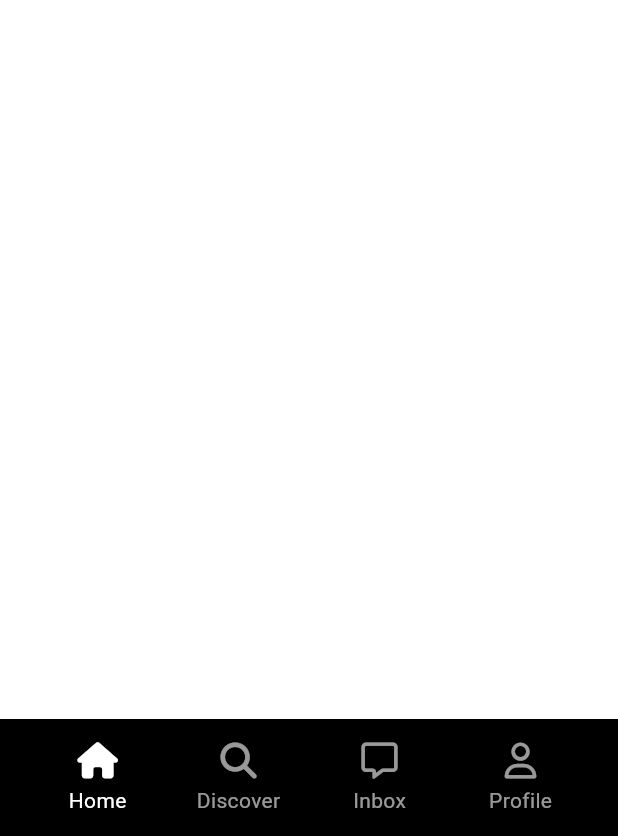
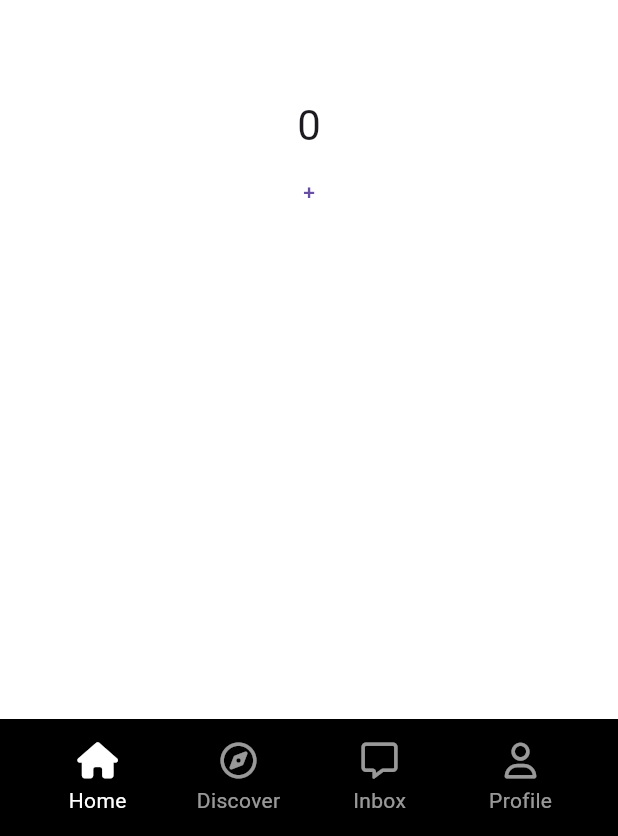
Before and after one commit to viva-lee/tiktok_clone, a Flutter app: the screen it shows after launch, on a phone screen of 412 x 824 dp. Shown: the part 397-1233 px from the top of the screen. Run offline on Flutter 3.47's test engine with Material 3 defaults, Android fonts, the phone set to English and light mode, and no system bars; our stand-ins replace font_awesome_flutter.

Commit message:
Stateful Navigation

```diff
--- a/lib/features/navigation/main_navigation_screen.dart
+++ b/lib/features/navigation/main_navigation_screen.dart
@@ -3,6 +3,7 @@ import 'package:flutter/material.dart';
 import 'package:font_awesome_flutter/font_awesome_flutter.dart';
 import 'package:tiktok_clone/constants/gaps.dart';
 import 'package:tiktok_clone/constants/sizes.dart';
+import 'package:tiktok_clone/features/navigation/stf_screen.dart';
 import 'package:tiktok_clone/features/navigation/widgets/nav_tab.dart';
 
 class MainNavigationScreen extends StatefulWidget {
@@ -15,24 +16,6 @@ class MainNavigationScreen extends StatefulWidget {
 class _MainNavigationScreenState extends State<MainNavigationScreen> {
   int _selectedIndex = 0;
 
-  final screens = [
-    const Center(
-      child: Text("Home"),
-    ),
-    const Center(
-      child: Text("Search"),
-    ),
-    const Center(
-      child: Text("Search"),
-    ),
-    const Center(
-      child: Text("Search"),
-    ),
-    const Center(
-      child: Text("Search"),
-    ),
-  ];
-
   void _onTap(int index) {
     setState(() {
       _selectedIndex = index;
@@ -42,6 +25,26 @@ class _MainNavigationScreenState extends State<MainNavigationScreen> {
   @override
   Widget build(BuildContext context) {
     return Scaffold(
+      body: Stack(
+        children: [
+          Offstage(
+            offstage: _selectedIndex != 0,
+            child: const StfScreen(),
+          ),
+          Offstage(
+            offstage: _selectedIndex != 1,
+            child: const StfScreen(),
+          ),
+          Offstage(
+            offstage: _selectedIndex != 3,
+            child: const StfScreen(),
+          ),
+          Offstage(
+            offstage: _selectedIndex != 4,
+            child: const StfScreen(),
+          ),
+        ],
+      ),
       bottomNavigationBar: BottomAppBar(
         color: Colors.black,
         child: Padding(
@@ -53,24 +56,28 @@ class _MainNavigationScreenState extends State<MainNavigationScreen> {
                 text: 'Home',
                 isSelected: _selectedIndex == 0,
                 icon: FontAwesomeIcons.house,
+                selectedIcon: FontAwesomeIcons.house,
                 onTap: () => _onTap(0),
               ),
               NavTab(
                 text: 'Discover',
                 isSelected: _selectedIndex == 1,
-                icon: FontAwesomeIcons.magnifyingGlass,
+                icon: FontAwesomeIcons.compass,
+                selectedIcon: FontAwesomeIcons.solidCompass,
                 onTap: () => _onTap(1),
               ),
               NavTab(
                 text: 'Inbox',
                 isSelected: _selectedIndex == 3,
                 icon: FontAwesomeIcons.message,
+                selectedIcon: FontAwesomeIcons.solidMessage,
                 onTap: () => _onTap(3),
               ),
               NavTab(
                 text: 'Profile',
                 isSelected: _selectedIndex == 4,
                 icon: FontAwesomeIcons.user,
+                selectedIcon: FontAwesomeIcons.solidUser,
                 onTap: () => _onTap(4),
               ),
             ],
--- /dev/null
+++ b/lib/features/navigation/stf_screen.dart
@@ -0,0 +1,46 @@
+import 'package:flutter/material.dart';
+import 'package:tiktok_clone/constants/sizes.dart';
+
+class StfScreen extends StatefulWidget {
+  const StfScreen({super.key});
+
+  @override
+  State<StfScreen> createState() => _StfScreenState();
+}
+
+class _StfScreenState extends State<StfScreen> {
+  int _clicks = 0;
+
+  void _increase() {
+    setState(() {
+      _clicks = _clicks + 1;
+    });
+  }
+
+  @override
+  void dispose() {
+    // TODO: implement dispose
+    super.dispose();
+  }
+
+  @override
+  Widget build(BuildContext context) {
+    return Center(
+      child: Column(
+        mainAxisAlignment: MainAxisAlignment.center,
+        children: [
+          Text(
+            "$_clicks",
+            style: const TextStyle(
+              fontSize: Sizes.size28,
+            ),
+          ),
+          TextButton(
+            onPressed: _increase,
+            child: const Text("+"),
+          ),
+        ],
+      ),
+    );
+  }
+}
--- a/lib/features/navigation/widgets/nav_tab.dart
+++ b/lib/features/navigation/widgets/nav_tab.dart
@@ -9,11 +9,13 @@ class NavTab extends StatelessWidget {
     required this.isSelected,
     required this.icon,
     required this.onTap,
+    required this.selectedIcon,
   });
 
   final String text;
   final bool isSelected;
   final IconData icon;
+  final IconData selectedIcon;
   final Function onTap;
 
   @override
@@ -30,7 +32,7 @@ class NavTab extends StatelessWidget {
               mainAxisSize: MainAxisSize.min,
               children: [
                 FaIcon(
-                  icon,
+                  isSelected ? selectedIcon : icon,
                   color: Colors.white,
                 ),
                 Gaps.v5,
```
